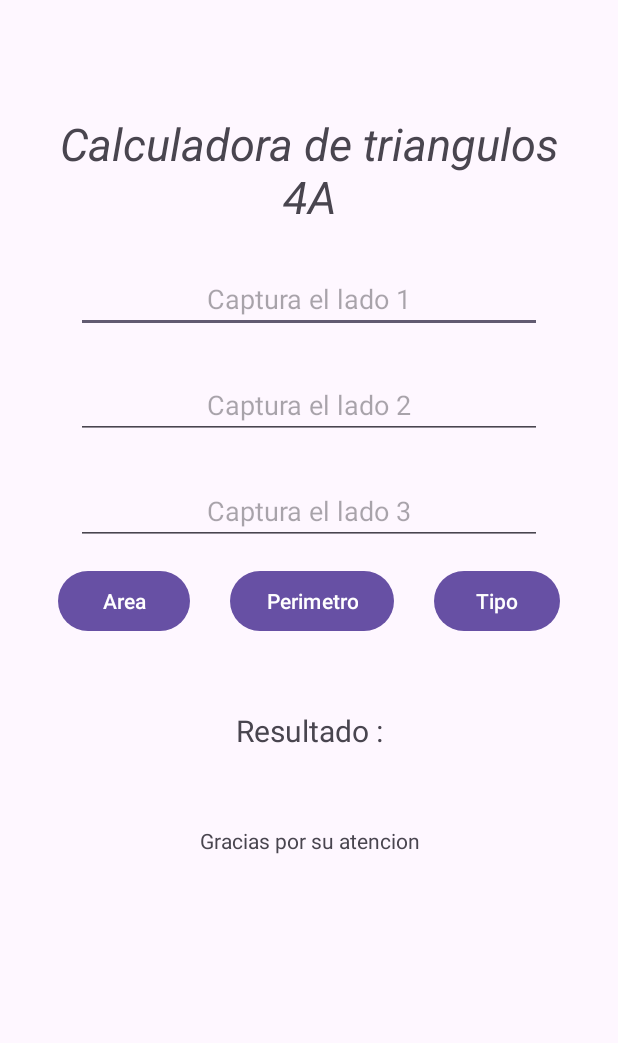
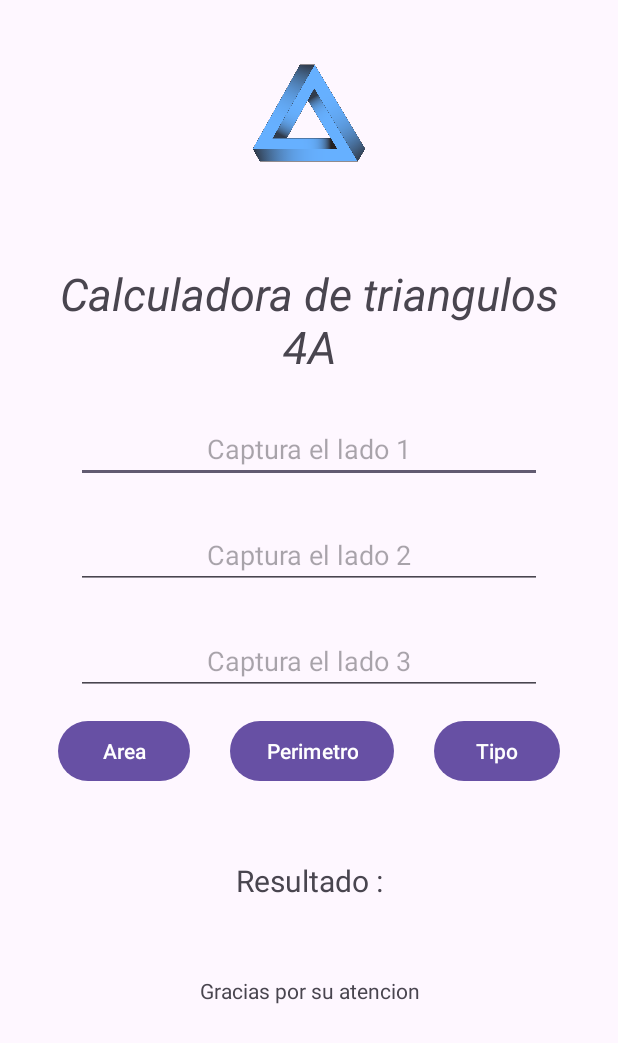
Before and after one commit to Silvia2521/CalculadoraFigurasMVP, an Android app: the screen it shows after launch (MainActivity), on a phone screen of 412 x 824 dp. Shown: the top 1043 px of the screen. Run offline under Robolectric (Android 15) with nearby library versions, the phone set to English and light mode, and no system bars.

Commit message:
feat: Implement triangle calculations and UI enhancements
- Add functionality to calculate perimeter, area, and determine triangle type.
- Implement `area` function using Heron's formula.
- Add listeners to buttons for perimeter, type, and area calculations.
- Display results in a TextView.
- Add triangle image to the layout.
- Update Gradle migration settings.

```diff
--- a/app/src/main/res/layout/activity_main.xml
+++ b/app/src/main/res/layout/activity_main.xml
@@ -12,6 +12,11 @@
         android:layout_height="match_parent"
         android:orientation="vertical"
         android:padding="25dp">
+
+        <ImageView
+            android:layout_width="match_parent"
+            android:layout_height="100dp"
+            android:src="@mipmap/triangulo"/>
 
         <TextView
             android:layout_width="match_parent"
```
Also changed, not shown: app/src/main/java/com/example/triangulo4a/MainActivity.kt (+27 -1 lines).
